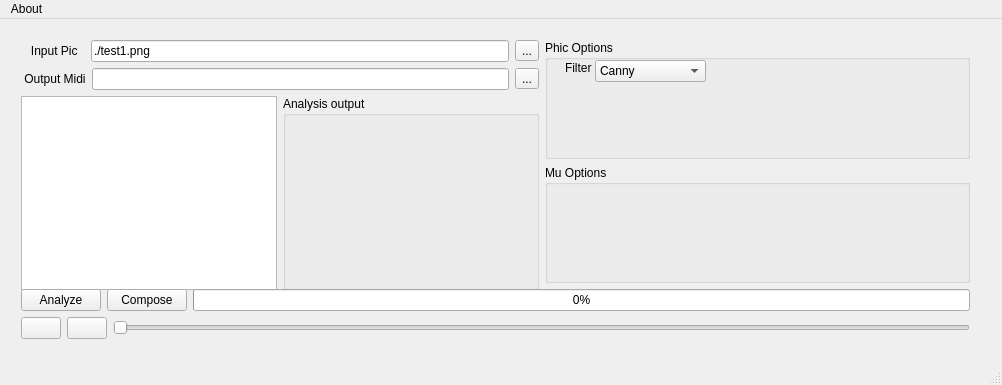
Above: GUI/GUIQt/guimupic.ui from ImageBasedComposing/muphic before the change. Below: the same form after it.
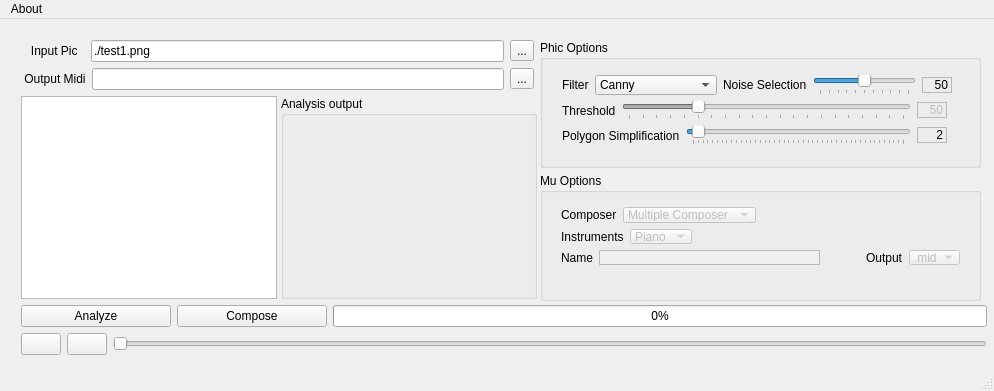
That is the form after the change. Icons and pictures are not drawn. Custom widgets are drawn as their Qt base class.

Commit message: + Arreglados fallos en linux + Subido la ui

```diff
--- a/GUI/GUIQt/guimupic.ui
+++ b/GUI/GUIQt/guimupic.ui
@@ -6,8 +6,8 @@
    <rect>
     <x>0</x>
     <y>0</y>
-    <width>1002</width>
-    <height>385</height>
+    <width>994</width>
+    <height>391</height>
    </rect>
   </property>
   <property name="windowTitle">
@@ -19,8 +19,8 @@
      <rect>
       <x>10</x>
       <y>10</y>
-      <width>971</width>
-      <height>321</height>
+      <width>1001</width>
+      <height>337</height>
      </rect>
     </property>
     <layout class="QGridLayout" name="gridLayout_3">
@@ -143,12 +143,606 @@
        </item>
       </layout>
      </item>
-     <item row="1" column="0" colspan="2">
+     <item row="0" column="1">
+      <layout class="QVBoxLayout" name="verticalLayout_5">
+       <property name="sizeConstraint">
+        <enum>QLayout::SetFixedSize</enum>
+       </property>
+       <item>
+        <widget class="QGroupBox" name="groupBox_2">
+         <property name="sizePolicy">
+          <sizepolicy hsizetype="Fixed" vsizetype="Expanding">
+           <horstretch>0</horstretch>
+           <verstretch>0</verstretch>
+          </sizepolicy>
+         </property>
+         <property name="minimumSize">
+          <size>
+           <width>441</width>
+           <height>128</height>
+          </size>
+         </property>
+         <property name="maximumSize">
+          <size>
+           <width>441</width>
+           <height>128</height>
+          </size>
+         </property>
+         <property name="title">
+          <string>Phic Options</string>
+         </property>
+         <widget class="QWidget" name="">
+          <property name="geometry">
+           <rect>
+            <x>11</x>
+            <y>24</y>
+            <width>412</width>
+            <height>92</height>
+           </rect>
+          </property>
+          <layout class="QVBoxLayout" name="verticalLayout_4">
+           <item>
+            <layout class="QHBoxLayout" name="horizontalLayout_6">
+             <item>
+              <widget class="QLabel" name="label">
+               <property name="sizePolicy">
+                <sizepolicy hsizetype="Fixed" vsizetype="Preferred">
+                 <horstretch>0</horstretch>
+                 <verstretch>0</verstretch>
+                </sizepolicy>
+               </property>
+               <property name="text">
+                <string>Filter</string>
+               </property>
+              </widget>
+             </item>
+             <item>
+              <widget class="QComboBox" name="filterSelComboBox">
+               <property name="currentIndex">
+                <number>2</number>
+               </property>
+               <item>
+                <property name="text">
+                 <string>Threshold</string>
+                </property>
+               </item>
+               <item>
+                <property name="text">
+                 <string>Adaptative Threshold</string>
+                </property>
+               </item>
+               <item>
+                <property name="text">
+                 <string>Canny</string>
+                </property>
+               </item>
+              </widget>
+             </item>
+             <item>
+              <spacer name="horizontalSpacer">
+               <property name="orientation">
+                <enum>Qt::Horizontal</enum>
+               </property>
+               <property name="sizeType">
+                <enum>QSizePolicy::Expanding</enum>
+               </property>
+               <property name="sizeHint" stdset="0">
+                <size>
+                 <width>20</width>
+                 <height>20</height>
+                </size>
+               </property>
+              </spacer>
+             </item>
+             <item>
+              <widget class="QLabel" name="label_4">
+               <property name="text">
+                <string>Noise Selection</string>
+               </property>
+              </widget>
+             </item>
+             <item>
+              <widget class="QSlider" name="horizontalSlider_3">
+               <property name="minimumSize">
+                <size>
+                 <width>103</width>
+                 <height>0</height>
+                </size>
+               </property>
+               <property name="maximum">
+                <number>100</number>
+               </property>
+               <property name="singleStep">
+                <number>1</number>
+               </property>
+               <property name="pageStep">
+                <number>10</number>
+               </property>
+               <property name="value">
+                <number>50</number>
+               </property>
+               <property name="orientation">
+                <enum>Qt::Horizontal</enum>
+               </property>
+               <property name="tickPosition">
+                <enum>QSlider::TicksBelow</enum>
+               </property>
+               <property name="tickInterval">
+                <number>10</number>
+               </property>
+              </widget>
+             </item>
+             <item>
+              <widget class="QLabel" name="noiseLabel">
+               <property name="sizePolicy">
+                <sizepolicy hsizetype="Fixed" vsizetype="Fixed">
+                 <horstretch>0</horstretch>
+                 <verstretch>0</verstretch>
+                </sizepolicy>
+               </property>
+               <property name="minimumSize">
+                <size>
+                 <width>30</width>
+                 <height>0</height>
+                </size>
+               </property>
+               <property name="maximumSize">
+                <size>
+                 <width>30</width>
+                 <height>16777215</height>
+                </size>
+               </property>
+               <property name="frameShape">
+                <enum>QFrame::StyledPanel</enum>
+               </property>
+               <property name="text">
+                <string>50</string>
+               </property>
+               <property name="alignment">
+                <set>Qt::AlignRight|Qt::AlignTrailing|Qt::AlignVCenter</set>
+               </property>
+              </widget>
+             </item>
+            </layout>
+           </item>
+           <item>
+            <layout class="QHBoxLayout" name="horizontalLayout_8">
+             <item>
+              <widget class="QLabel" name="label_2">
+               <property name="text">
+                <string>Threshold</string>
+               </property>
+              </widget>
+             </item>
+             <item>
+              <widget class="QSlider" name="horizontalSlider_2">
+               <property name="enabled">
+                <bool>false</bool>
+               </property>
+               <property name="maximum">
+                <number>200</number>
+               </property>
+               <property name="value">
+                <number>50</number>
+               </property>
+               <property name="orientation">
+                <enum>Qt::Horizontal</enum>
+               </property>
+               <property name="tickPosition">
+                <enum>QSlider::TicksBelow</enum>
+               </property>
+               <property name="tickInterval">
+                <number>10</number>
+               </property>
+              </widget>
+             </item>
+             <item>
+              <widget class="QLabel" name="tLabel">
+               <property name="enabled">
+                <bool>false</bool>
+               </property>
+               <property name="sizePolicy">
+                <sizepolicy hsizetype="Fixed" vsizetype="Fixed">
+                 <horstretch>0</horstretch>
+                 <verstretch>0</verstretch>
+                </sizepolicy>
+               </property>
+               <property name="minimumSize">
+                <size>
+                 <width>30</width>
+                 <height>0</height>
+                </size>
+               </property>
+               <property name="maximumSize">
+                <size>
+                 <width>30</width>
+                 <height>16777215</height>
+                </size>
+               </property>
+               <property name="frameShape">
+                <enum>QFrame::StyledPanel</enum>
+               </property>
+               <property name="text">
+                <string>50</string>
+               </property>
+               <property name="alignment">
+                <set>Qt::AlignRight|Qt::AlignTrailing|Qt::AlignVCenter</set>
+               </property>
+              </widget>
+             </item>
+             <item>
+              <spacer name="horizontalSpacer_6">
+               <property name="orientation">
+                <enum>Qt::Horizontal</enum>
+               </property>
+               <property name="sizeType">
+                <enum>QSizePolicy::Fixed</enum>
+               </property>
+               <property name="sizeHint" stdset="0">
+                <size>
+                 <width>5</width>
+                 <height>20</height>
+                </size>
+               </property>
+              </spacer>
+             </item>
+            </layout>
+           </item>
+           <item>
+            <layout class="QHBoxLayout" name="horizontalLayout_7">
+             <item>
+              <widget class="QLabel" name="label_3">
+               <property name="sizePolicy">
+                <sizepolicy hsizetype="Fixed" vsizetype="Preferred">
+                 <horstretch>0</horstretch>
+                 <verstretch>0</verstretch>
+                </sizepolicy>
+               </property>
+               <property name="text">
+                <string>Polygon Simplification</string>
+               </property>
+              </widget>
+             </item>
+             <item>
+              <widget class="QSlider" name="horizontalSlider_6">
+               <property name="minimum">
+                <number>1</number>
+               </property>
+               <property name="maximum">
+                <number>45</number>
+               </property>
+               <property name="value">
+                <number>2</number>
+               </property>
+               <property name="orientation">
+                <enum>Qt::Horizontal</enum>
+               </property>
+               <property name="tickPosition">
+                <enum>QSlider::TicksBelow</enum>
+               </property>
+               <property name="tickInterval">
+                <number>1</number>
+               </property>
+              </widget>
+             </item>
+             <item>
+              <widget class="QLabel" name="labelPolSimp">
+               <property name="sizePolicy">
+                <sizepolicy hsizetype="Fixed" vsizetype="Fixed">
+                 <horstretch>0</horstretch>
+                 <verstretch>0</verstretch>
+                </sizepolicy>
+               </property>
+               <property name="minimumSize">
+                <size>
+                 <width>30</width>
+                 <height>0</height>
+                </size>
+               </property>
+               <property name="maximumSize">
+                <size>
+                 <width>30</width>
+                 <height>16777215</height>
+                </size>
+               </property>
+               <property name="frameShape">
+                <enum>QFrame::StyledPanel</enum>
+               </property>
+               <property name="text">
+                <string>2</string>
+               </property>
+               <property name="alignment">
+                <set>Qt::AlignRight|Qt::AlignTrailing|Qt::AlignVCenter</set>
+               </property>
+              </widget>
+             </item>
+             <item>
+              <spacer name="horizontalSpacer_4">
+               <property name="orientation">
+                <enum>Qt::Horizontal</enum>
+               </property>
+               <property name="sizeType">
+                <enum>QSizePolicy::Fixed</enum>
+               </property>
+               <property name="sizeHint" stdset="0">
+                <size>
+                 <width>5</width>
+                 <height>20</height>
+                </size>
+               </property>
+              </spacer>
+             </item>
+            </layout>
+           </item>
+          </layout>
+         </widget>
+         <zorder>filterSelComboBox</zorder>
+         <zorder>label</zorder>
+         <zorder>label_2</zorder>
+         <zorder>horizontalSpacer</zorder>
+         <zorder>horizontalSlider_2</zorder>
+         <zorder>label_3</zorder>
+         <zorder>horizontalSpacer_4</zorder>
+         <zorder>label_4</zorder>
+         <zorder>horizontalSlider_3</zorder>
+         <zorder>noiseLabel</zorder>
+         <zorder>horizontalSpacer_5</zorder>
+         <zorder></zorder>
+         <zorder>groupBox_3</zorder>
+        </widget>
+       </item>
+       <item>
+        <widget class="QGroupBox" name="groupBox_3">
+         <property name="sizePolicy">
+          <sizepolicy hsizetype="Expanding" vsizetype="Expanding">
+           <horstretch>0</horstretch>
+           <verstretch>0</verstretch>
+          </sizepolicy>
+         </property>
+         <property name="minimumSize">
+          <size>
+           <width>441</width>
+           <height>128</height>
+          </size>
+         </property>
+         <property name="maximumSize">
+          <size>
+           <width>441</width>
+           <height>128</height>
+          </size>
+         </property>
+         <property name="title">
+          <string>Mu Options</string>
+         </property>
+         <widget class="QWidget" name="">
+          <property name="geometry">
+           <rect>
+            <x>10</x>
+            <y>23</y>
+            <width>421</width>
+            <height>80</height>
+           </rect>
+          </property>
+          <layout class="QVBoxLayout" name="verticalLayout_3">
+           <item>
+            <layout class="QHBoxLayout" name="horizontalLayout_12">
+             <item>
+              <widget class="QLabel" name="labelComposer">
+               <property name="text">
+                <string>Composer</string>
+               </property>
+              </widget>
+             </item>
+             <item>
+              <widget class="QComboBox" name="comboBox">
+               <property name="enabled">
+                <bool>false</bool>
+               </property>
+               <property name="currentIndex">
+                <number>1</number>
+               </property>
+               <item>
+                <property name="text">
+                 <string>Timothy Composer</string>
+                </property>
+               </item>
+               <item>
+                <property name="text">
+                 <string>Multiple Composer</string>
+                </property>
+               </item>
+              </widget>
+             </item>
+             <item>
+              <spacer name="horizontalSpacer_12">
+               <property name="orientation">
+                <enum>Qt::Horizontal</enum>
+               </property>
+               <property name="sizeHint" stdset="0">
+                <size>
+                 <width>40</width>
+                 <height>20</height>
+                </size>
+               </property>
+              </spacer>
+             </item>
+            </layout>
+           </item>
+           <item>
+            <layout class="QHBoxLayout" name="horizontalLayout_13">
+             <item>
+              <widget class="QLabel" name="labelInstruments">
+               <property name="text">
+                <string>Instruments</string>
+               </property>
+              </widget>
+             </item>
+             <item>
+              <widget class="QComboBox" name="comboBox_2">
+               <property name="enabled">
+                <bool>false</bool>
+               </property>
+               <item>
+                <property name="text">
+                 <string>Piano</string>
+                </property>
+               </item>
+              </widget>
+             </item>
+             <item>
+              <spacer name="horizontalSpacer_13">
+               <property name="orientation">
+                <enum>Qt::Horizontal</enum>
+               </property>
+               <property name="sizeHint" stdset="0">
+                <size>
+                 <width>40</width>
+                 <height>20</height>
+                </size>
+               </property>
+              </spacer>
+             </item>
+            </layout>
+           </item>
+           <item>
+            <layout class="QHBoxLayout" name="horizontalLayout_14">
+             <item>
+              <widget class="QLabel" name="labelName">
+               <property name="text">
+                <string>Name</string>
+               </property>
+              </widget>
+             </item>
+             <item>
+              <widget class="QTextEdit" name="textEdit">
+               <property name="enabled">
+                <bool>false</bool>
+               </property>
+               <property name="sizePolicy">
+                <sizepolicy hsizetype="Expanding" vsizetype="Fixed">
+                 <horstretch>0</horstretch>
+                 <verstretch>0</verstretch>
+                </sizepolicy>
+               </property>
+               <property name="maximumSize">
+                <size>
+                 <width>16777215</width>
+                 <height>20</height>
+                </size>
+               </property>
+               <property name="verticalScrollBarPolicy">
+                <enum>Qt::ScrollBarAlwaysOff</enum>
+               </property>
+               <property name="horizontalScrollBarPolicy">
+                <enum>Qt::ScrollBarAsNeeded</enum>
+               </property>
+              </widget>
+             </item>
+             <item>
+              <spacer name="horizontalSpacer_2">
+               <property name="orientation">
+                <enum>Qt::Horizontal</enum>
+               </property>
+               <property name="sizeType">
+                <enum>QSizePolicy::Fixed</enum>
+               </property>
+               <property name="sizeHint" stdset="0">
+                <size>
+                 <width>40</width>
+                 <height>20</height>
+                </size>
+               </property>
+              </spacer>
+             </item>
+             <item>
+              <widget class="QLabel" name="labelOutput">
+               <property name="text">
+                <string>Output</string>
+               </property>
+              </widget>
+             </item>
+             <item>
+              <widget class="QComboBox" name="comboBox_3">
+               <property name="enabled">
+                <bool>false</bool>
+               </property>
+               <item>
+                <property name="text">
+                 <string>.mid</string>
+                </property>
+               </item>
+              </widget>
+             </item>
+            </layout>
+           </item>
+          </layout>
+         </widget>
+         <zorder>groupBox_2</zorder>
+         <zorder>groupBox_2</zorder>
+         <zorder>groupBox_2</zorder>
+         <zorder>groupBox_2</zorder>
+         <zorder>labelComposer</zorder>
+         <zorder>comboBox</zorder>
+         <zorder>labelInstruments</zorder>
+         <zorder>comboBox_2</zorder>
+         <zorder>labelName</zorder>
+         <zorder>textEdit</zorder>
+         <zorder>labelOutput</zorder>
+         <zorder>comboBox_3</zorder>
+        </widget>
+       </item>
+       <item>
+        <spacer name="verticalSpacer">
+         <property name="orientation">
+          <enum>Qt::Vertical</enum>
+         </property>
+         <property name="sizeHint" stdset="0">
+          <size>
+           <width>20</width>
+           <height>40</height>
+          </size>
+         </property>
+        </spacer>
+       </item>
+      </layout>
+     </item>
+     <item row="0" column="2">
+      <layout class="QVBoxLayout" name="verticalLayout_2"/>
+     </item>
+     <item row="0" column="3">
+      <spacer name="horizontalSpacer_3">
+       <property name="orientation">
+        <enum>Qt::Horizontal</enum>
+       </property>
+       <property name="sizeType">
+        <enum>QSizePolicy::Fixed</enum>
+       </property>
+       <property name="sizeHint" stdset="0">
+        <size>
+         <width>13</width>
+         <height>20</height>
+        </size>
+       </property>
+      </spacer>
+     </item>
+     <item row="1" column="0" colspan="3">
       <layout class="QVBoxLayout" name="verticalLayout">
        <item>
         <layout class="QHBoxLayout" name="horizontalLayout_2">
          <item>
           <widget class="QPushButton" name="pushButton_Analyze">
+           <property name="sizePolicy">
+            <sizepolicy hsizetype="Expanding" vsizetype="Fixed">
+             <horstretch>0</horstretch>
+             <verstretch>0</verstretch>
+            </sizepolicy>
+           </property>
+           <property name="maximumSize">
+            <size>
+             <width>150</width>
+             <height>16777215</height>
+            </size>
+           </property>
            <property name="text">
             <string>Analyze</string>
            </property>
@@ -156,6 +750,18 @@
          </item>
          <item>
           <widget class="QPushButton" name="pushButton_Generate">
+           <property name="sizePolicy">
+            <sizepolicy hsizetype="Expanding" vsizetype="Fixed">
+             <horstretch>0</horstretch>
+             <verstretch>0</verstretch>
+            </sizepolicy>
+           </property>
+           <property name="maximumSize">
+            <size>
+             <width>150</width>
+             <height>16777215</height>
+            </size>
+           </property>
            <property name="text">
             <string>Compose</string>
            </property>
@@ -205,89 +811,6 @@
        </item>
       </layout>
      </item>
-     <item row="0" column="1">
-      <layout class="QVBoxLayout" name="verticalLayout_2">
-       <item>
-        <widget class="QGroupBox" name="groupBox_2">
-         <property name="sizePolicy">
-          <sizepolicy hsizetype="Expanding" vsizetype="Expanding">
-           <horstretch>0</horstretch>
-           <verstretch>0</verstretch>
-          </sizepolicy>
-         </property>
-         <property name="maximumSize">
-          <size>
-           <width>441</width>
-           <height>16777215</height>
-          </size>
-         </property>
-         <property name="title">
-          <string>Phic Options</string>
-         </property>
-         <widget class="QComboBox" name="filterSelComboBox">
-          <property name="geometry">
-           <rect>
-            <x>50</x>
-            <y>20</y>
-            <width>111</width>
-            <height>22</height>
-           </rect>
-          </property>
-          <property name="currentIndex">
-           <number>2</number>
-          </property>
-          <item>
-           <property name="text">
-            <string>Threshold</string>
-           </property>
-          </item>
-          <item>
-           <property name="text">
-            <string>Adaptative Threshold</string>
-           </property>
-          </item>
-          <item>
-           <property name="text">
-            <string>Canny</string>
-           </property>
-          </item>
-         </widget>
-         <widget class="QLabel" name="label">
-          <property name="geometry">
-           <rect>
-            <x>20</x>
-            <y>20</y>
-            <width>31</width>
-            <height>16</height>
-           </rect>
-          </property>
-          <property name="text">
-           <string>Filter</string>
-          </property>
-         </widget>
-        </widget>
-       </item>
-       <item>
-        <widget class="QGroupBox" name="groupBox_3">
-         <property name="sizePolicy">
-          <sizepolicy hsizetype="Expanding" vsizetype="Expanding">
-           <horstretch>0</horstretch>
-           <verstretch>0</verstretch>
-          </sizepolicy>
-         </property>
-         <property name="maximumSize">
-          <size>
-           <width>441</width>
-           <height>16777215</height>
-          </size>
-         </property>
-         <property name="title">
-          <string>Mu Options</string>
-         </property>
-        </widget>
-       </item>
-      </layout>
-     </item>
     </layout>
    </widget>
   </widget>
@@ -296,7 +819,7 @@
     <rect>
      <x>0</x>
      <y>0</y>
-     <width>1002</width>
+     <width>994</width>
      <height>21</height>
     </rect>
    </property>
```
Left out of the diff: 5 changed lines with no effect on the pictures. The commit also changes 4 other files.
